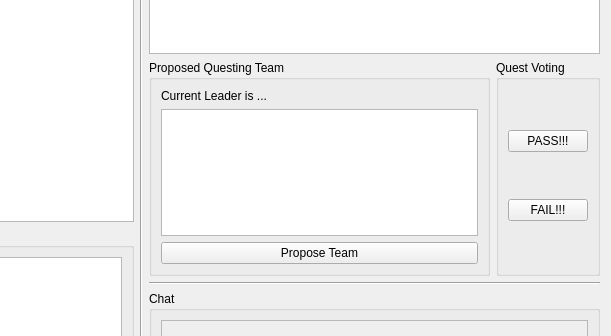
Old version of the form src/gui/gamewindow.ui in the repository JRandomHacker/CS429-Avalon; both pictures show x 219 to 830 and y 83 to 419 of the 830 by 656 pixel window.
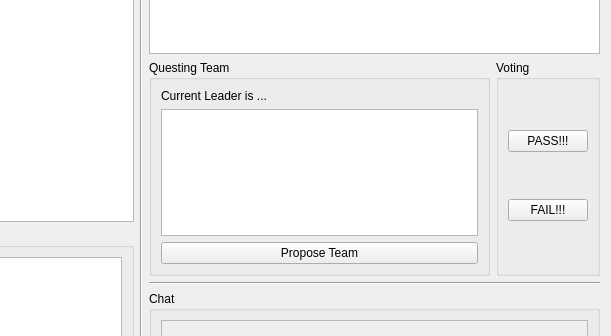
New version of the form.

The edit to the form file:
```diff
--- a/src/gui/gamewindow.ui
+++ b/src/gui/gamewindow.ui
@@ -83,7 +83,7 @@
      <item>
       <widget class="QGroupBox" name="proposedTeamSection">
        <property name="title">
-        <string>Proposed Questing Team</string>
+        <string>Questing Team</string>
        </property>
        <layout class="QGridLayout" name="gridLayout">
         <item row="3" column="0">
@@ -120,7 +120,7 @@
      <item>
       <widget class="QGroupBox" name="votingSection">
        <property name="title">
-        <string>Quest Voting</string>
+        <string>Voting</string>
        </property>
        <layout class="QVBoxLayout" name="verticalLayout_2">
         <item>
```
